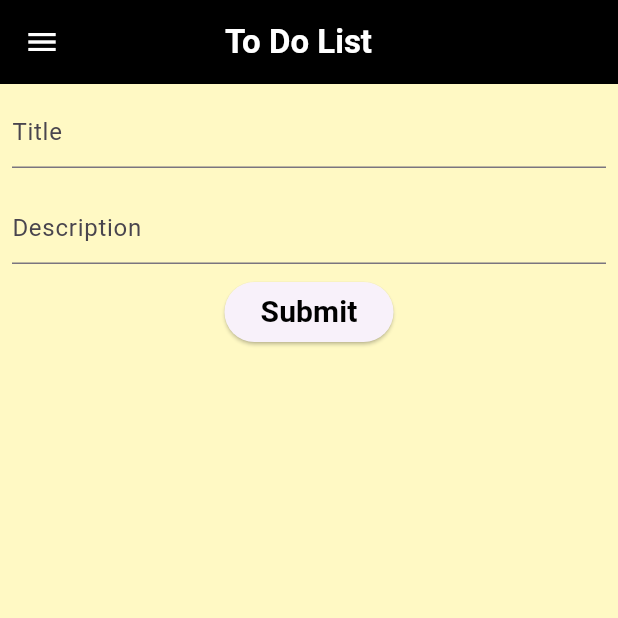
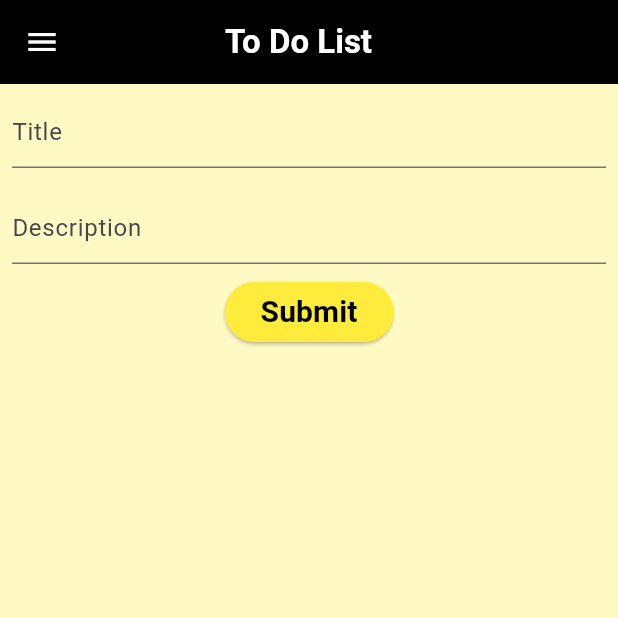
Before and after one commit to mdomarfaiazonim/myToDoList, a Flutter app: the screen it shows after launch, after a tap on "Submit", on a phone screen of 412 x 824 dp, the top half of it. Run offline on Flutter 3.47's test engine with Material 3 defaults, Android fonts, the phone set to English and light mode, and no system bars; our stand-ins replace sqflite; accounts and stored records are empty.

Commit message:
Instead of Stateful widget, i used provider

```diff
--- /dev/null
+++ b/devtools_options.yaml
@@ -0,0 +1,3 @@
+description: This file stores settings for Dart & Flutter DevTools.
+documentation: https://docs.flutter.dev/tools/devtools/extensions#configure-extension-enablement-states
+extensions:
--- a/lib/DB_Helper.dart
+++ b/lib/DB_Helper.dart
@@ -1,6 +1,9 @@
 
+import 'package:flutter/cupertino.dart';
 import 'package:sqflite/sqflite.dart';
 import 'package:sqflite/sqflite.dart' as sql;
+
+import 'ToDo.dart';
 
 class DB_Helper{
   static final DB_Helper dbh=DB_Helper._db_helper();
@@ -32,23 +35,34 @@ class DB_Helper{
     );
   }
 
-  Future<void> insertDB(Map<String,dynamic> row) async{
+  Future<void> insertDB(TODO todo) async{
     Database db=await dbh.database;
-    await db.insert('note_table', row);
+    await db.insert('note_table', todo.toMap());
   }
 
-  Future<void> UpdateDB(Map<String,dynamic>row)async{
+  Future<void> UpdateDB(TODO todo)async{
     Database db=await dbh.database;
-    await db.update('note_table', row, where: 'id=?', whereArgs: [row['id']]);
+    await db.update('note_table', todo.toMap(), where: 'id=?', whereArgs: [todo.toMap()['id']]);
   }
 
-  Future<void> deleteDB(int id) async{
+  Future<void> deleteDB(TODO todo) async{
     Database db=await dbh.database;
-    await db.delete('note_table', where: 'id=?', whereArgs: [id]);
+    await db.delete('note_table', where: 'id=?', whereArgs: [todo.id]);
   }
 
-  Future<List<Map<String,dynamic>>> readDb() async{
+  Future<List<TODO>> readDb() async{
     Database db = await dbh.database;
-    return await db.query('note_table');
+    final mp= await db.query('note_table');
+    List<TODO>lst=[];
+
+    mp.forEach((element) {
+      lst.add(TODO(
+        id: element['id'] as int,
+        title: element['title'] as String,
+        desc: element['desc'] as String
+      ));
+    });
+
+    return lst;
   }
 }
--- a/lib/DBrepo.dart
+++ b/lib/DBrepo.dart
@@ -1,24 +1,26 @@
-import 'package:sqflite/sqflite.dart';
-
-import 'DB_Helper.dart';
-import 'ToDo.dart';
-
-class DBrepo{
-
-  final DB_Helper db=DB_Helper.dbh;
-
-  Future<void> insertDb(TODO todo) async{
-    await db.insertDB(todo.toMap());
-  }
-
-  Future<void> deleteDb(TODO todo) async{
-    await db.deleteDB(todo.id);
-  }
-  Future<void> UpdateDb(TODO todo) async{
-    await db.UpdateDB(todo.toMap());
-  }
-  Future<List<TODO>> getlists() async{
-    final List<Map<String,dynamic>> lists=await db.readDb();
-    return List.generate(lists.length,(i)=>TODO(id: lists[i]['id'], title: lists[i]['title'], desc: lists[i]['desc']));
-  }
-}
+// import 'package:flutter/material.dart';
+// import 'package:sqflite/sqflite.dart';
+//
+// import 'DB_Helper.dart';
+// import 'ToDo.dart';
+//
+// class DBrepo{
+//
+//   // final DB_Helper db=DB_Helper.dbh;
+//
+//   // Future<void> insertDb(TODO todo) async{
+//   //   await db.insertDB(todo.toMap());
+//   // }
+//
+//   // Future<void> deleteDb(TODO todo) async{
+//   //   await db.deleteDB(todo.id);
+//   // }
+//
+//   // Future<void> UpdateDb(TODO todo) async{
+//   //   await db.UpdateDB(todo.toMap());
+//   // }
+//   // Future<List<TODO>> getlists() async{
+//   //   final List<Map<String,dynamic>> lists=await db.readDb();
+//   //   return List.generate(lists.length,(i)=>TODO(id: lists[i]['id'], title: lists[i]['title'], desc: lists[i]['desc']));
+//   // }
+// }
--- a/lib/ScreenPage.dart
+++ b/lib/ScreenPage.dart
@@ -1,83 +1,39 @@
 import 'package:flutter/cupertino.dart';
 import 'package:flutter/material.dart';
+import 'package:provider/provider.dart';
 import 'DBrepo.dart';
+import 'provider_class.dart';
 import 'ToDo.dart';
 
-class ScreenPage extends StatefulWidget {
-  const ScreenPage({super.key});
+class ScreenPage extends StatelessWidget {
+  ScreenPage({super.key});
 
-  @override
-  State<ScreenPage> createState() => _ScreenPageState();
-}
-
-class _ScreenPageState extends State<ScreenPage> {
-
-  final DBrepo dbr=DBrepo();
-  List<TODO> _lists=[];
-  TextEditingController _title=TextEditingController();
-  TextEditingController _desc=TextEditingController();
-
-
-  void _load() async{
-    final lists=await dbr.getlists();
-    setState(() {
-      _lists=lists;
-    });
-  }
-
-  @override
-  void initState() {
-    super.initState();
-    _load();
-  }
-
-  void _addTODO() async{
-    final Title=_title.text;
-    final Desc=_desc.text;
-    if(Title.isNotEmpty && Desc.isNotEmpty){
-      final todo=TODO(
-        title: Title,
-        desc: Desc,
-        id:_lists.length+1,
-      );
-      await dbr.insertDb(todo);
-      _title.clear();
-      _desc.clear();
-      _load();
-    }
-  }
-
-  void _delete(TODO todo) async{
-    await dbr.deleteDb(todo);
-    _load();
-  }
-  void _update(TODO todo) async{
-    await dbr.UpdateDb(todo);
-    _load();
-  }
+  final TextEditingController title = TextEditingController();
+  final TextEditingController desc = TextEditingController();
 
   @override
   Widget build(BuildContext context) {
+    // final _lists = Provider.of<ProviderClass>(context).lists;
+
     return Scaffold(
       appBar: AppBar(
           backgroundColor: Colors.black,
           title: Row(
             children: [
-              Icon(Icons.menu,color: Colors.white),
-              SizedBox(width: 110),
-              Text('To Do List',style: TextStyle(color: Colors.white,fontWeight: FontWeight.bold)),
+              const Icon(Icons.menu, color: Colors.white),
+              const SizedBox(width: 110),
+              const Text('To Do List', style: TextStyle(color: Colors.white, fontWeight: FontWeight.bold)),
             ],
           )
       ),
       body: Container(
         color: Colors.yellow[100],
-        child: Expanded(
         child: Column(
           children: [
             Padding(
               padding: const EdgeInsets.all(8.0),
               child: TextField(
-                  controller: _title,
+                controller: title,
                 decoration: const InputDecoration(
                   hintText: 'Title',
                 ),
@@ -86,83 +42,120 @@ class _ScreenPageState extends State<ScreenPage> {
             Padding(
               padding: const EdgeInsets.all(8.0),
               child: TextField(
-                  controller: _desc,
+                controller: desc,
                 decoration: const InputDecoration(
                   hintText: 'Description',
                 ),
               ),
             ),
             ElevatedButton(
-                onPressed: (){
-                  _addTODO();
+              onPressed: () {
+                Provider.of<ProviderClass>(context, listen: false).addTODO(title.text, desc.text);
+                title.clear();
+                desc.clear();
               },
-                child:Text("Submit",style: TextStyle(fontWeight: FontWeight.bold,fontSize: 20,color: Colors.black))
+              child: const Text("Submit", style: TextStyle(fontWeight: FontWeight.bold, fontSize: 20, color: Colors.black)),
+              style: ButtonStyle(
+                backgroundColor: MaterialStateProperty.all(Colors.yellow),
               ),
+            ),
+            SizedBox(height: 20),
+
             Expanded(
-                child: ListView.separated(
-                  separatorBuilder: (context,index){
-                    return Divider();
-                  },
-                  itemCount: _lists.length,
-                  itemBuilder: (context,index){
-                    final todo=_lists[index];
-                    TextEditingController _title2=TextEditingController();
-                    TextEditingController _desc2=TextEditingController();
+              child: Consumer<ProviderClass>(
+                builder: (context, provider, child) {
+                  return ListView.separated(
+                    separatorBuilder: (context, index) => const Divider(color: Colors.black,),
+                    itemCount: provider.lists.length,
+                    itemBuilder: (context, index) {
+                      final todo = provider.lists[index];
                       return ListTile(
-                      tileColor: Colors.yellow[800],
-                      title: Text(todo.title,style: TextStyle(fontWeight: FontWeight.bold),),
+                        leading: Text(todo.id.toString(),style: TextStyle(fontSize: 15),),
+                        title: Text(todo.title,style: TextStyle(fontWeight: FontWeight.bold)),
                         subtitle: Text(todo.desc),
-                      trailing: Row(
-                        mainAxisSize: MainAxisSize.min,
-                        children: [
-                          MaterialButton(
+                        trailing: IconButton(
                             onPressed: (){
                               showDialog(
                                   context: context,
-                                builder: (BuildContext cc) {
-                                  _title2.text=todo.title;
-                                  _desc2.text=todo.desc;
+                                  builder: (BuildContext ctx){
                                     return AlertDialog(
-                                    title: Text("Update or not"),
-                                    content: Column(
-                                      children: [
+                                      title: Text('What do you want to do ?'),
+                                      actions: [
 
+                                        TextButton(onPressed: (){
+                                          Navigator.of(ctx).pop();
+                                        }, child: Text("Cancel")),
+
+                                        TextButton(
+                                            onPressed: (){
+                                              Provider.of<ProviderClass>(context, listen: false).delete(todo);
+                                              Navigator.of(ctx).pop();
+                                            },
+                                            child: Text("Delete")
+                                        ),
+
+                                        TextButton(
+                                            onPressed: (){
+                                              showDialog(
+                                                  context: context,
+                                                  builder: (BuildContext ct){
+                                                    TextEditingController title2=TextEditingController();
+                                                    TextEditingController desc2=TextEditingController();
+                                                    title2.text=todo.title;
+                                                    desc2.text=todo.desc;
+                                                    return AlertDialog(
+                                                      title: Text("Are you sure you want to update ?"),
+                                                      actions: [
                                                         TextField(
-                                          controller: _title2,
-                                          decoration: InputDecoration(
-                                              hintText: 'title'
+                                                          controller: title2,
+                                                          decoration: const InputDecoration(
+                                                            hintText: 'Title',
                                                           ),
                                                         ),
                                                         TextField(
-                                          controller: _desc2,
-                                          decoration: InputDecoration(
-                                              hintText: 'description'
+                                                          controller: desc2,
+                                                          decoration: const InputDecoration(
+                                                            hintText: 'Description',
                                                           ),
                                                         ),
-                                      ],
-                                    ),
-                                    actions: [
-                                      MaterialButton(onPressed: (){
-                                        Navigator.of(cc).pop();
-                                      }, child: Text("Cancel")),
-                                      MaterialButton(onPressed: (){
-                                        setState(() {
-                                          todo.title=_title2.text;
-                                          todo.desc=_desc2.text;
-                                        });
-                                        _update(todo);
-                                        Navigator.of(cc).pop();
-                                      }, child: Text("Update"))
+                                                        TextButton(
+                                                            onPressed: (){
+                                                              // title2.text=todo.title;
+                                                              // desc2.text=todo.desc;
+                                                              Provider.of<ProviderClass>(context,listen: false).update(
+                                                                TODO(id: todo.id, title: title2.text, desc: desc2.text)
+                                                              );
+                                                              title2.clear();
+                                                              desc2.clear();
+                                                              Navigator.of(ctx).pop();
+                                                              Navigator.of(ct).pop();
+                                                            },
+                                                            child: Text("Update")),
+                                                        TextButton(
+                                                            onPressed: (){
+                                                              Navigator.of(ct).pop();
+                                                            },
+                                                            child: Text("Cancel")
+                                                        )
                                                       ],
                                                     );
+                                                  }
+                                              );
+                                            },
+                                            child: Text("Update")
+                                        )
+                                      ],
+                                    );
+                                  }
+                              );
+                            },
+                            icon: Icon(Icons.edit)),
+                        onTap: () {
+                          title.text = todo.title;
+                          desc.text = todo.desc;
                         },
                       );
-                          }, child: Icon(Icons.edit,color: Colors.green,)),
-                          MaterialButton(onPressed: (){
-                            _delete(_lists[index]);
-                          }, child: Icon(Icons.delete,color: Colors.red,)),
-                        ],
-                      )
+                    },
                   );
                 },
               ),
@@ -170,8 +163,6 @@ class _ScreenPageState extends State<ScreenPage> {
           ],
         ),
       ),
-      ),
     );
   }
-
 }
--- a/lib/main.dart
+++ b/lib/main.dart
@@ -1,7 +1,9 @@
 import 'package:flutter/material.dart';
-import 'package:flutter_todo_list_withdatabase/ScreenPage.dart';
-
-import 'TempScreenPage.dart';
+import 'package:flutter_todo_list_withdatabase/DB_Helper.dart';
+import 'package:flutter_todo_list_withdatabase/DBrepo.dart';
+import 'provider_class.dart';
+import 'ScreenPage.dart';
+import 'package:provider/provider.dart';
 
 void main() {
   runApp(const MyApp());
@@ -12,14 +14,14 @@ class MyApp extends StatelessWidget {
 
   @override
   Widget build(BuildContext context) {
-    return MaterialApp(
-      debugShowCheckedModeBanner: false,
-      title: 'Flutter Demo',
-      theme: ThemeData(
-        colorScheme: ColorScheme.fromSeed(seedColor: Colors.deepPurple),
-        useMaterial3: true,
+    return MultiProvider(
+      providers: [
+        ChangeNotifierProvider(create: (context) => ProviderClass()),
+      ],
+      child: MaterialApp(
+        debugShowCheckedModeBanner: false,
+        home: ScreenPage(),
       ),
-      home: ScreenPage(),
     );
   }
 }
--- /dev/null
+++ b/lib/provider_class.dart
@@ -0,0 +1,47 @@
+import 'package:flutter/cupertino.dart';
+import 'package:flutter_todo_list_withdatabase/DB_Helper.dart';
+
+import 'DBrepo.dart';
+import 'ToDo.dart';
+
+class ProviderClass extends ChangeNotifier{
+
+  final DB_Helper dbhelp=DB_Helper.dbh;
+
+  List<TODO> _lists=[];
+
+  List<TODO> get lists=>_lists;
+
+  ProviderClass(){
+    load();
+  }
+
+  void load() async{
+    _lists=await dbhelp.readDb();
+    notifyListeners();
+  }
+  void addTODO(String Title,String Desc) async{
+
+    if(Title.isNotEmpty && Desc.isNotEmpty){
+      final todo=TODO(
+        title: Title,
+        desc: Desc,
+        id:_lists.length+1,
+      );
+      await dbhelp.insertDB(todo);
+      load();
+      notifyListeners();
+    }
+  }
+  void delete(TODO todo) async{
+    await dbhelp.deleteDB(todo);
+    load();
+    notifyListeners();
+  }
+  void update(TODO todo) async{
+    await dbhelp.UpdateDB(todo);
+    load();
+    notifyListeners();
+  }
+
+}
```
Lines whose indentation alone changed are shown as unchanged.
